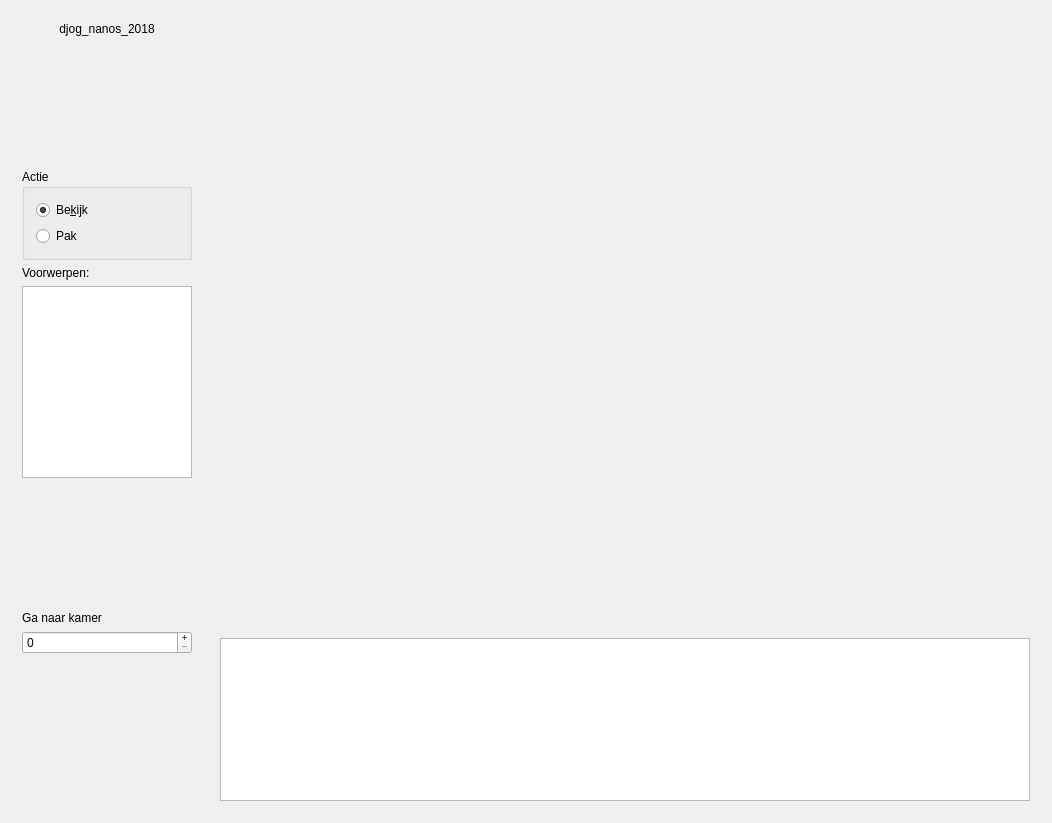
The window that hoofd_scherm.ui (djog/djog_nanos_2018) describes before a commit, drawn with Qt 5.
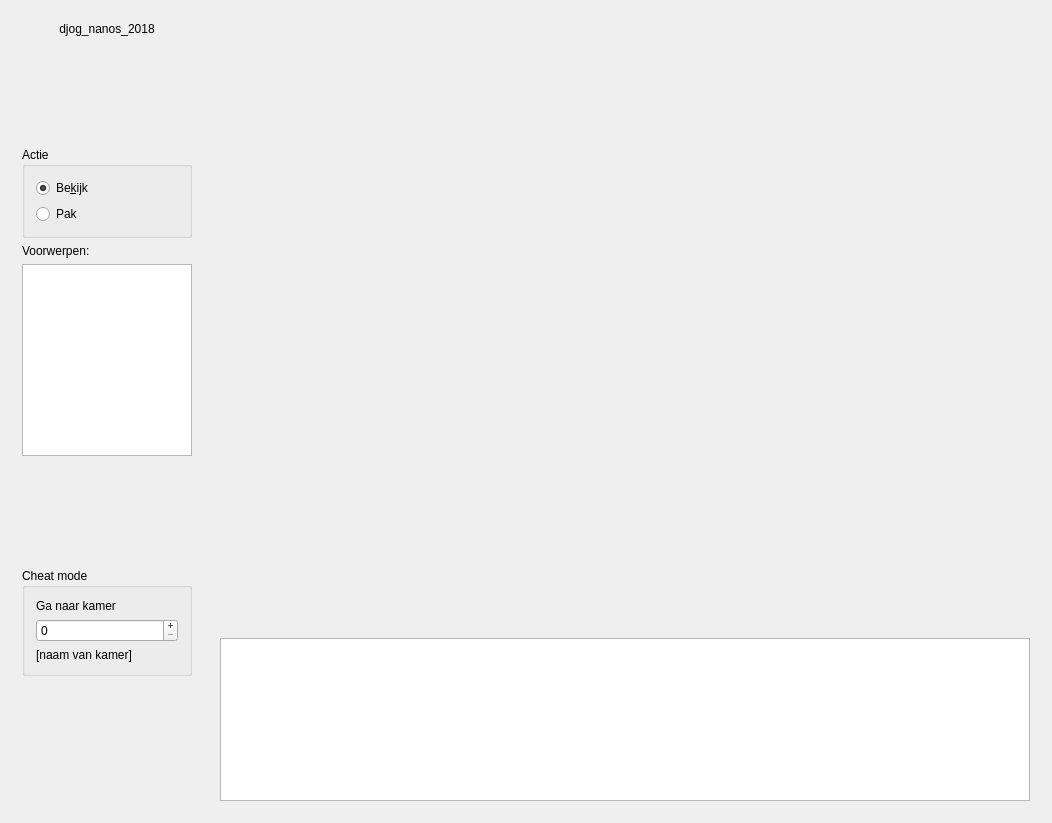
The same window after the commit. Icons and pictures are not drawn.

Commit message: Laat de naam van de kamer zien

What changed in the file:
```diff
--- a/hoofd_scherm.ui
+++ b/hoofd_scherm.ui
@@ -108,6 +108,12 @@
        </spacer>
       </item>
       <item>
+       <widget class="QGroupBox" name="box_cheat_mode">
+        <property name="title">
+         <string>Cheat mode</string>
+        </property>
+        <layout class="QVBoxLayout" name="verticalLayout_4">
+         <item>
        <widget class="QLabel" name="label_ga_naar_kamer">
         <property name="text">
          <string>Ga naar kamer</string>
@@ -125,6 +131,19 @@
         <property name="correctionMode">
          <enum>QAbstractSpinBox::CorrectToNearestValue</enum>
         </property>
+           <property name="maximum">
+            <number>15</number>
+           </property>
+          </widget>
+         </item>
+         <item>
+          <widget class="QLabel" name="label_kamer">
+           <property name="text">
+            <string>[naam van kamer]</string>
+           </property>
+          </widget>
+         </item>
+        </layout>
        </widget>
       </item>
       <item>
```
Lines whose indentation alone changed are shown as unchanged. The commit also changes 3 other files.
